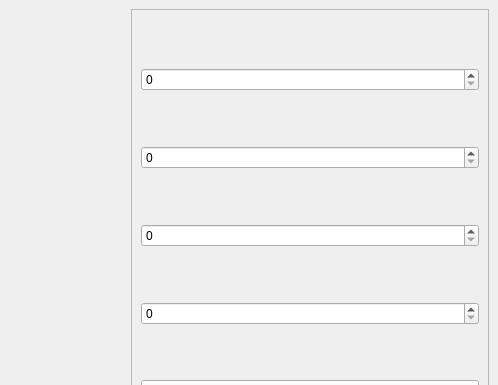
First picture: the form in Exercicio1/mainwindow.ui, repository Chagall/scc0250-comp-grafica, before the edit; both pictures show x 242 to 740 and y 0 to 385 of the 740 by 495 pixel window.
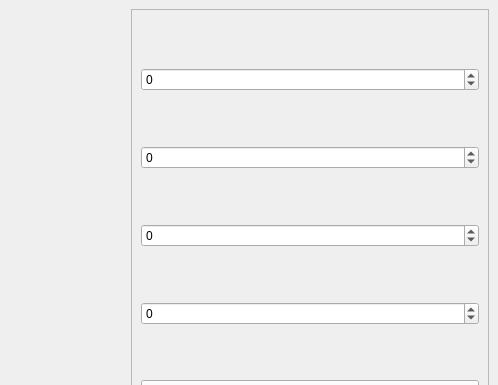
Second picture: the form after the edit. Custom widgets are drawn as their Qt base class.

Commit message: - Fiz mais tentativas com implementações que achei na internet e a plotLine funcionou.

Diff of the .ui file:
```diff
--- a/Exercicio1/mainwindow.ui
+++ b/Exercicio1/mainwindow.ui
@@ -41,6 +41,9 @@
          <property name="accessibleName">
           <string/>
          </property>
+         <property name="minimum">
+          <number>-9999</number>
+         </property>
          <property name="maximum">
           <number>9999</number>
          </property>
@@ -51,6 +54,9 @@
          <property name="toolTip">
           <string>y1</string>
          </property>
+         <property name="minimum">
+          <number>-9999</number>
+         </property>
          <property name="maximum">
           <number>9999</number>
          </property>
@@ -61,6 +67,9 @@
          <property name="toolTip">
           <string>x2</string>
          </property>
+         <property name="minimum">
+          <number>-9999</number>
+         </property>
          <property name="maximum">
           <number>9999</number>
          </property>
@@ -71,6 +80,9 @@
          <property name="toolTip">
           <string>y2</string>
          </property>
+         <property name="minimum">
+          <number>-9999</number>
+         </property>
          <property name="maximum">
           <number>9999</number>
          </property>
```
The commit also changes 2 other files.
